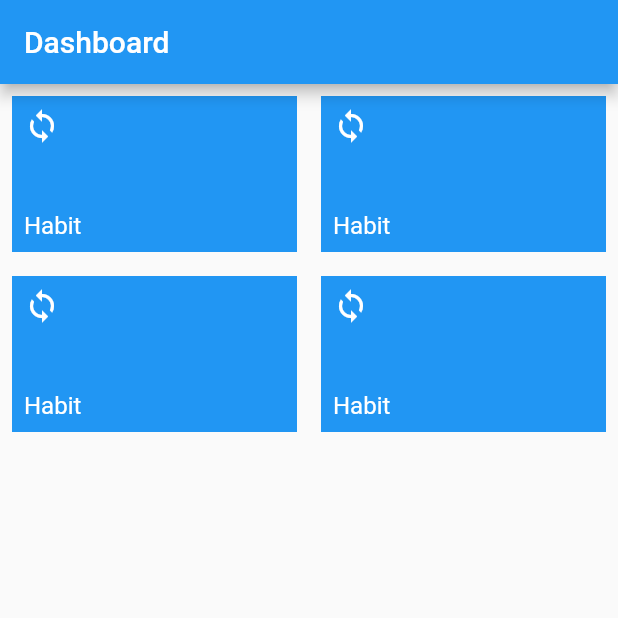
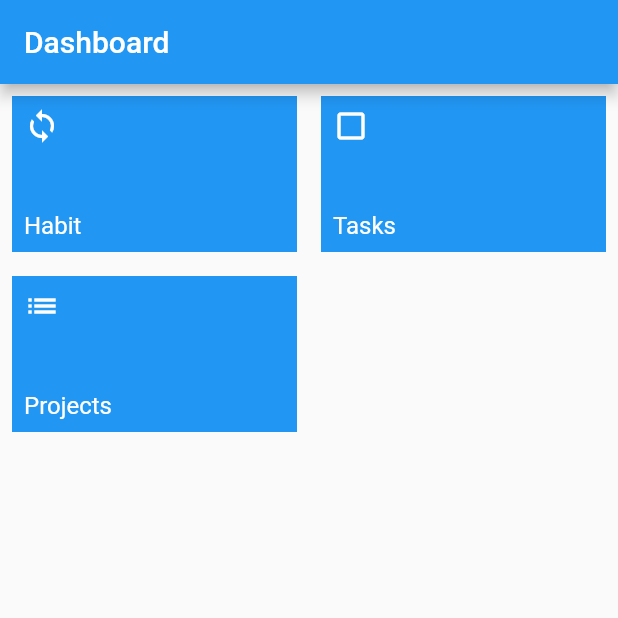
Before and after one commit to Tipertuba/tasks-tiper-app, a Flutter app: the screen it shows after launch, on a phone screen of 412 x 824 dp, the top half of it. Run offline on Flutter 3.47's test engine with Material 2 defaults, Android fonts, the phone set to English and light mode, and no system bars.

Commit message:
Initial buttons screen

```diff
--- a/lib/screens/dashboard.dart
+++ b/lib/screens/dashboard.dart
@@ -11,26 +11,9 @@ class Dashboard extends StatelessWidget {
         builder: (BuildContext context, BoxConstraints constraints) {
           return Wrap(
             children: [
-              Container(
-                height: 120,
-                width: MediaQuery.of(context).size.width / 2,
-                child: _FeatureItem("Habit", Icons.loop, onClick: null),
-              ),
-              Container(
-                height: 120,
-                width: MediaQuery.of(context).size.width / 2,
-                child: _FeatureItem("Habit", Icons.loop, onClick: null),
-              ),
-              Container(
-                height: 120,
-                width: MediaQuery.of(context).size.width / 2,
-                child: _FeatureItem("Habit", Icons.loop, onClick: null),
-              ),
-              Container(
-                height: 120,
-                width: MediaQuery.of(context).size.width / 2,
-                child: _FeatureItem("Habit", Icons.loop, onClick: null),
-              )
+              _FeatureItem("Habit", Icons.loop, onClick: null),
+              _FeatureItem("Tasks", Icons.check_box_outline_blank, onClick: null),
+              _FeatureItem("Projects", Icons.list, onClick: () => _showProjectsList(context)),
             ],
           );
         },
@@ -40,6 +23,15 @@ class Dashboard extends StatelessWidget {
 
   void _showHabits(BuildContext context) {
     print("load habits page");
+  }
+
+  void _showProjectsList(BuildContext context) {
+    print("clicked on projects list");
+    Navigator.of(context).push(
+      MaterialPageRoute(
+        builder: (context) => null,
+      ),
+    );
   }
 }
 
@@ -52,10 +44,18 @@ class _FeatureItem extends StatelessWidget {
 
   @override
   Widget build(BuildContext context) {
-    return Padding(
+    return Container(
+      height: 120,
+      width: MediaQuery
+          .of(context)
+          .size
+          .width / 2,
+      child: Padding(
         padding: const EdgeInsets.all(8.0),
         child: Material(
-        color: Theme.of(context).primaryColor,
+          color: Theme
+              .of(context)
+              .primaryColor,
           child: Container(
             padding: EdgeInsets.all(8.0),
             height: 120,
@@ -79,6 +79,7 @@ class _FeatureItem extends StatelessWidget {
             ),
           ),
         ),
+      ),
     );
   }
 }
```
Lines whose indentation alone changed are shown as unchanged.
